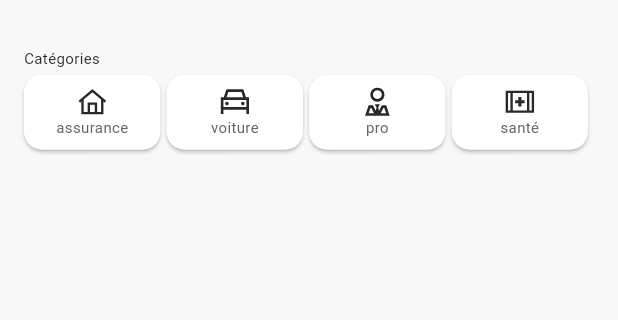
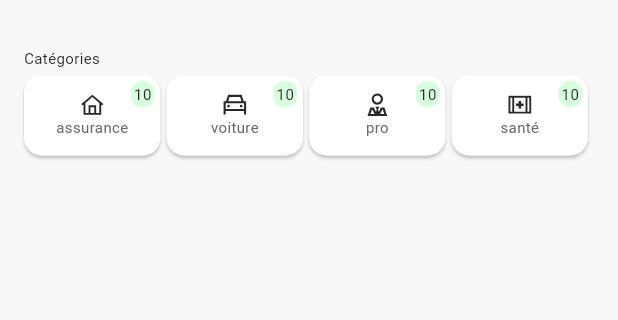
Before and after one commit to Xhya/cheni, a Flutter app: the screen it shows after launch, on a phone screen of 412 x 824 dp, the part 241-561 px from its top. Run offline on Flutter 3.47's test engine with Material 3 defaults, Android fonts, the phone set to English and light mode, and no system bars; our stand-ins replace file_picker, firebase_core, firebase_messaging, flutter_secure_storage, flutter_svg, loading_animation_widget and 3 more; missing offline and left inert: back_button_interceptor, cunning_document_scanner; accounts and stored records are empty; Roboto replaces fonts that are missing (Barlow).

Commit message:
add chip

```diff
--- a/lib/utils/CheniColors.dart
+++ b/lib/utils/CheniColors.dart
@@ -9,6 +9,7 @@ class CheniColors {
 class BackgroundColors {
   var one = greyColor;
   var two = primaryColor;
+  var three = secondaryColorLight;
 }
 
 class TextColors {
@@ -26,3 +27,4 @@ Color primaryColor = const Color(0xFF00340D);
 Color secondaryColor = const Color(0xFF7CFF98);
 Color greyText = const Color(0xFF626762);
 Color blackText = const Color(0xFF282928);
+Color secondaryColorLight = const Color(0xFFD7FFDF);
--- a/lib/widgets/custom/DocumentCategoryItem.widget.dart
+++ b/lib/widgets/custom/DocumentCategoryItem.widget.dart
@@ -32,8 +32,8 @@ class _CategoryItemState extends State<DocumentCategoryItem> {
       children: [
         SvgPicture.asset(
           assetName,
-          width: 20,
-          height: 20,
+          width: 16,
+          height: 16,
         ),
         Text(
           text,
--- a/lib/widgets/custom/DocumentCategoryItemWithChip.widget.dart
+++ b/lib/widgets/custom/DocumentCategoryItemWithChip.widget.dart
@@ -1,12 +1,15 @@
 import 'package:cheni/enums/DocumentCategory.enum.dart';
+import 'package:cheni/utils/CheniColors.dart';
 import 'package:cheni/widgets/custom/DocumentCategoryItem.widget.dart';
 import 'package:flutter/material.dart';
 
 class DocumentCategoryItemWithChipState {
   DocumentCategoryEnum documentCategory;
+  String number;
 
   DocumentCategoryItemWithChipState({
     required this.documentCategory,
+    required this.number,
   });
 }
 
@@ -24,19 +27,43 @@ class _DocumentCategoryItemWithChipState
     extends State<DocumentCategoryItemWithChip> {
   @override
   Widget build(BuildContext context) {
-    return Card(
+    return Stack(
+      children: [
+        Card(
           elevation: 1,
           margin: const EdgeInsets.all(0),
           color: Colors.white,
           child: Container(
             alignment: Alignment.center,
-        padding: const EdgeInsets.symmetric(vertical: 8),
+            padding: const EdgeInsets.symmetric(vertical: 12),
             child: DocumentCategoryItem(
               state: DocumentCategoryItemState(
                 documentCategory: widget.state.documentCategory,
               ),
             ),
           ),
+        ),
+        Positioned(
+          top: 4,
+          right: 4,
+          child: Container(
+            padding: const EdgeInsets.all(2),
+            decoration: BoxDecoration(
+              color: CheniColors().background.three,
+              borderRadius: const BorderRadius.all(
+                Radius.circular(100),
+              ),
+            ),
+            child: Text(
+              widget.state.number,
+              style: TextStyle(
+                fontSize: 10,
+                color: CheniColors().text.black,
+              ),
+            ),
+          ),
+        )
+      ],
     );
   }
 }
--- a/lib/widgets/custom/DocumentCategoryList.widget.dart
+++ b/lib/widgets/custom/DocumentCategoryList.widget.dart
@@ -26,6 +26,7 @@ class _DocumentCategoryListState extends State<DocumentCategoryList> {
                 child: DocumentCategoryItemWithChip(
                   state: DocumentCategoryItemWithChipState(
                     documentCategory: category,
+                    number: "10",
                   ),
                 ),
               ));
```
Lines whose indentation alone changed are shown as unchanged.
